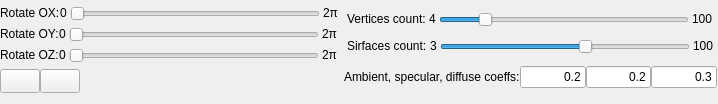
This is ui/MyControlWidget.ui in rkhomenko/cg-cp as Qt 5 draws it before an edit. The edited form follows.
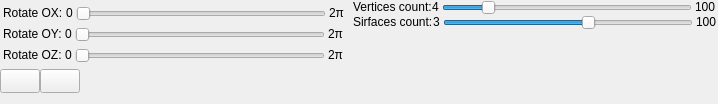
This is the edited form. Icons and pictures are not drawn.

```diff
--- a/ui/MyControlWidget.ui
+++ b/ui/MyControlWidget.ui
@@ -606,53 +606,17 @@
         </layout>
        </item>
        <item>
-        <layout class="QHBoxLayout" name="lightingParamsLayout">
-         <item>
-          <widget class="QLabel" name="label">
-           <property name="font">
-            <font>
-             <pointsize>9</pointsize>
-            </font>
-           </property>
-           <property name="text">
-            <string>Ambient, specular, diffuse coeffs:</string>
-           </property>
-          </widget>
-         </item>
-         <item>
-          <widget class="QLineEdit" name="ambientLineEdit">
-           <property name="inputMask">
-            <string/>
-           </property>
-           <property name="text">
-            <string>0.2</string>
-           </property>
-           <property name="alignment">
-            <set>Qt::AlignRight|Qt::AlignTrailing|Qt::AlignVCenter</set>
-           </property>
-          </widget>
-         </item>
-         <item>
-          <widget class="QLineEdit" name="specularLineEdit">
-           <property name="text">
-            <string>0.2</string>
-           </property>
-           <property name="alignment">
-            <set>Qt::AlignRight|Qt::AlignTrailing|Qt::AlignVCenter</set>
-           </property>
-          </widget>
-         </item>
-         <item>
-          <widget class="QLineEdit" name="diffuseLineEdit">
-           <property name="text">
-            <string>0.3</string>
-           </property>
-           <property name="alignment">
-            <set>Qt::AlignRight|Qt::AlignTrailing|Qt::AlignVCenter</set>
-           </property>
-          </widget>
-         </item>
-        </layout>
+        <spacer name="verticalSpacer">
+         <property name="orientation">
+          <enum>Qt::Vertical</enum>
+         </property>
+         <property name="sizeHint" stdset="0">
+          <size>
+           <width>20</width>
+           <height>40</height>
+          </size>
+         </property>
+        </spacer>
        </item>
       </layout>
      </item>
```
